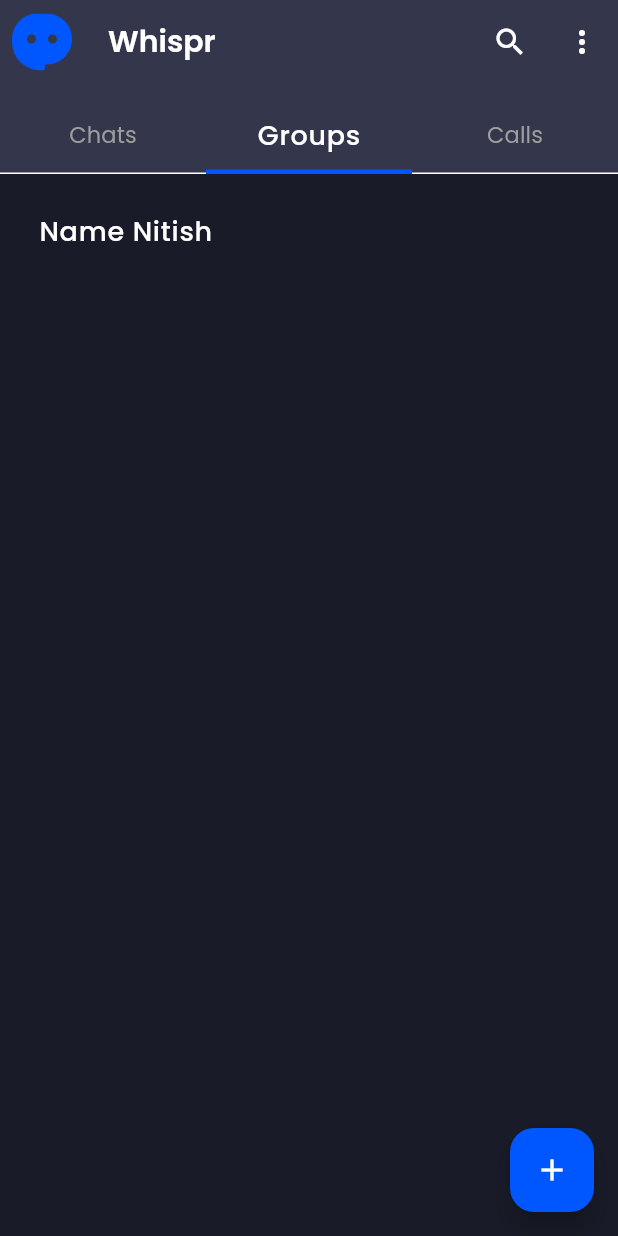
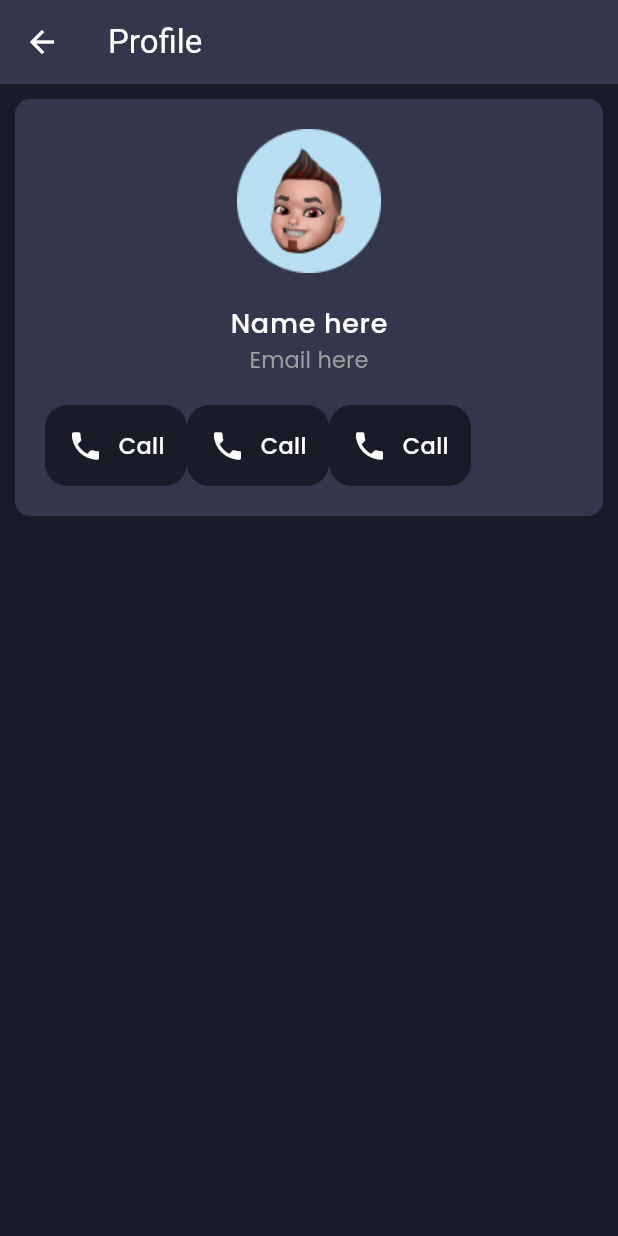
Before and after one commit to Annuuurag/whispr, a Flutter app: the screen it shows after launch, tab 2 chosen, after a tap on the "more vert" icon, on a phone screen of 412 x 824 dp. Run offline on Flutter 3.47's test engine with Material 3 defaults, Android fonts, the phone set to English and light mode, and no system bars; our stand-ins replace firebase_auth, firebase_core, flutter_svg, get, slide_to_act; accounts and stored records are empty.

Commit message:
implemented auth and added profile page

```diff
--- a/lib/Config/PagePath.dart
+++ b/lib/Config/PagePath.dart
@@ -2,6 +2,7 @@ import 'package:get/get.dart';
 import 'package:whispr/Pages/Auth/AuthPage.dart';
 import 'package:whispr/Pages/ChatPage/ChatPage.dart';
 import 'package:whispr/Pages/HomePage/HomePage.dart';
+import 'package:whispr/Pages/Profile/ProfilePage.dart';
 
 var pagePath = [
   GetPage(
@@ -21,4 +22,10 @@ var pagePath = [
     page: () => ChatPage(),
     transition: Transition.rightToLeft,
   ),
+
+  GetPage(
+    name: "/profilePage",
+    page: () => Profilepage(),
+    transition: Transition.rightToLeft,
+  ),
 ];
--- /dev/null
+++ b/lib/Controller/SplaceController.dart
@@ -0,0 +1,25 @@
+import 'package:firebase_auth/firebase_auth.dart';
+import 'package:get/get.dart';
+import 'package:get/get_connect/http/src/utils/utils.dart';
+
+class Splacecontroller extends GetxController {
+  final auth = FirebaseAuth.instance;
+
+
+  void onInit() async {
+    super.onInit();
+    await splaceHandle();
+  }
+
+
+  Future<void> splaceHandle() async {
+    Future.delayed(Duration(seconds: 3), () {
+      Get.offAllNamed("/homePage");
+    });
+    if (auth.currentUser == null) {
+      Get.offAllNamed("/authPage");
+    }/*else{
+      Get.offAllNamed("/homePage");
+    }*/ //theres an exception so i comment it
+  }
+}
--- a/lib/Pages/Auth/Widgets/AuthPageBody.dart
+++ b/lib/Pages/Auth/Widgets/AuthPageBody.dart
@@ -8,7 +8,7 @@ class Authpagebody extends StatelessWidget {
 
   @override
   Widget build(BuildContext context) {
-    RxBool isLogin = false.obs;
+    RxBool isLogin = true.obs;
     return Container(
       padding: EdgeInsets.all(20),
       //height: 400,
--- a/lib/Pages/Auth/Widgets/LoginForm.dart
+++ b/lib/Pages/Auth/Widgets/LoginForm.dart
@@ -1,5 +1,6 @@
 import 'package:flutter/material.dart';
 import 'package:get/get.dart';
+import 'package:whispr/Controller/AuthController.dart';
 import 'package:whispr/Pages/Welcome/Widgets/PrimaryButton.dart';
 
 class Loginform extends StatelessWidget {
@@ -7,36 +8,47 @@ class Loginform extends StatelessWidget {
 
   @override
   Widget build(BuildContext context) {
+    TextEditingController email = TextEditingController();
+    TextEditingController password = TextEditingController();
+    Authcontroller authcontroller = Get.put(Authcontroller());
+
     return Column(
       children: [
-        SizedBox(height: 50),
+        const SizedBox(height: 50),
         TextField(
-          decoration: InputDecoration(
+          controller: email,
+          decoration: const InputDecoration(
             hintText: "Email",
             prefixIcon: Icon(Icons.alternate_email_rounded),
           ),
         ),
 
-        SizedBox(height: 30),
+        const SizedBox(height: 30),
         TextField(
-          decoration: InputDecoration(
+          controller: password,
+          decoration: const InputDecoration(
             hintText: "Password",
             prefixIcon: Icon(Icons.password_outlined),
           ),
         ),
 
-        SizedBox(height: 60),
-        Row(
+        const SizedBox(height: 60),
+        Obx(() =>
+        authcontroller.isLoading.value ? const CircularProgressIndicator()
+        : Row(
               mainAxisAlignment: MainAxisAlignment.center,
               children: [
                 Primarybutton(
-              ontap: (){
-                Get.offAllNamed("/homePage");
+                  ontap: () {
+                    authcontroller.login(email.text, password.text);
+                    //Get.offAllNamed("/homePage");
                   },
                   btnName: "LOGIN",
-              icon: Icons.lock_open_outlined),
+                  icon: Icons.lock_open_outlined,
+                ),
               ],
             ),
+        )
       ],
     );
   }
--- a/lib/Pages/HomePage/HomePage.dart
+++ b/lib/Pages/HomePage/HomePage.dart
@@ -1,5 +1,6 @@
 import 'package:flutter/material.dart';
 import 'package:flutter_svg/flutter_svg.dart';
+import 'package:get/route_manager.dart';
 import 'package:whispr/Config/Images.dart';
 import 'package:whispr/Config/Strings.dart';
 import 'package:whispr/Pages/HomePage/Widget/ChatList.dart';
@@ -37,7 +38,9 @@ class _HomePageState extends State<HomePage> with TickerProviderStateMixin{
             ),
           ),
           IconButton(
-            onPressed: (){},
+            onPressed: (){
+              Get.toNamed("/profilePage");
+            },
             icon: Icon(
               Icons.more_vert,
             ),
--- /dev/null
+++ b/lib/Pages/Profile/ProfilePage.dart
@@ -0,0 +1,110 @@
+import 'dart:math';
+
+import 'package:flutter/material.dart';
+import 'package:whispr/Config/Images.dart';
+
+class Profilepage extends StatelessWidget {
+  const Profilepage({super.key});
+
+  @override
+  Widget build(BuildContext context) {
+    return Scaffold(
+      appBar: AppBar(title: Text("Profile")),
+      body: Padding(
+        padding: const EdgeInsets.all(10),
+        child: Column(
+          children: [
+            Container(
+              padding: EdgeInsets.all(20),
+              //height: 100,
+              decoration: BoxDecoration(
+                borderRadius: BorderRadius.circular(10),
+                color: Theme.of(context).colorScheme.primaryContainer,
+              ),
+              child: Row(
+                children: [
+                  Expanded(
+                    child: Column(
+                      children: [
+                        Row(
+                          mainAxisAlignment: MainAxisAlignment.center,
+                          children: [Image.asset(AssetsImage.boyPic)],
+                        ),
+                        SizedBox(height: 20),
+                        Row(
+                          mainAxisAlignment: MainAxisAlignment.center,
+                          children: [
+                            Text(
+                              "Name here",
+                              style: Theme.of(context).textTheme.bodyLarge,
+                            ),
+                          ],
+                        ),
+                        Row(
+                          mainAxisAlignment: MainAxisAlignment.center,
+                          children: [
+                            Text(
+                              "Email here",
+                              style: Theme.of(context).textTheme.labelLarge,
+                            ),
+                          ],
+                        ),
+                        SizedBox(height: 20),
+                        Row(
+                          children: [
+                            Container(
+                              padding: EdgeInsets.all(15),
+                              decoration: BoxDecoration(
+                                borderRadius: BorderRadius.circular(15),
+                                color: Theme.of(context).colorScheme.surface,
+                              ),
+                              child: Row(
+                                children: [
+                                  Icon(Icons.phone),
+                                  SizedBox(width: 10),
+                                  Text("Call"),
+                                ],
+                              ),
+                            ),
+                            Container(
+                              padding: EdgeInsets.all(15),
+                              decoration: BoxDecoration(
+                                borderRadius: BorderRadius.circular(15),
+                                color: Theme.of(context).colorScheme.surface,
+                              ),
+                              child: Row(
+                                children: [
+                                  Icon(Icons.phone),
+                                  SizedBox(width: 10),
+                                  Text("Call"),
+                                ],
+                              ),
+                            ),
+                            Container(
+                              padding: EdgeInsets.all(15),
+                              decoration: BoxDecoration(
+                                borderRadius: BorderRadius.circular(15),
+                                color: Theme.of(context).colorScheme.surface,
+                              ),
+                              child: Row(
+                                children: [
+                                  Icon(Icons.phone),
+                                  SizedBox(width: 10),
+                                  Text("Call"),
+                                ],
+                              ),
+                            ),
+                          ],
+                        ),
+                      ],
+                    ),
+                  ),
+                ],
+              ),
+            ),
+          ],
+        ),
+      ),
+    );
+  }
+}
--- a/lib/Pages/SplacePage/SplacePage.dart
+++ b/lib/Pages/SplacePage/SplacePage.dart
@@ -1,20 +1,19 @@
 import 'package:flutter/material.dart';
+import 'package:flutter_svg/svg.dart';
+import 'package:get/get.dart';
+import 'package:whispr/Config/Images.dart';
+import 'package:whispr/Controller/SplaceController.dart';
 
 class Splacepage extends StatelessWidget {
   const Splacepage({super.key});
 
   @override
   Widget build(BuildContext context) {
+    Splacecontroller splacecontroller = Get.put(Splacecontroller());
     return Scaffold(
-      appBar: AppBar(
-        title: Text(
-            "Splace Page",
-          style: Theme.of(context).textTheme.headlineSmall,
-        ),
-      ),
-      body: Column(
-        children: [],
-        ),
+      body: Center(
+        child: SvgPicture.asset(AssetsImage.appIconSVG,),
+      )
     );
   }
 }
--- a/lib/main.dart
+++ b/lib/main.dart
@@ -1,10 +1,18 @@
+import 'package:firebase_core/firebase_core.dart';
 import 'package:flutter/material.dart';
 import 'package:get/get_navigation/src/root/get_material_app.dart';
 import 'package:whispr/Config/PagePath.dart';
 import 'package:whispr/Config/Themes.dart';
+import 'package:whispr/Pages/Auth/AuthPage.dart';
 import 'package:whispr/Pages/HomePage/HomePage.dart';
+import 'package:whispr/Pages/SplacePage/SplacePage.dart';
+import 'package:whispr/firebase_options.dart';
 
-void main() {
+void main() async {
+  WidgetsFlutterBinding.ensureInitialized();
+
+  await Firebase.initializeApp(options: DefaultFirebaseOptions.currentPlatform);
+
   runApp(const MyApp());
 }
 
@@ -19,7 +27,7 @@ class MyApp extends StatelessWidget {
       getPages: pagePath,
       darkTheme: darkTheme,
       themeMode: ThemeMode.dark,
-      home: HomePage(),
+      home: Splacepage(),
     );
   }
 }
--- a/pubspec.yaml
+++ b/pubspec.yaml
@@ -37,6 +37,8 @@ dependencies:
   flutter_svg: ^2.1.0 #for svg
   slide_to_act: ^2.0.2 #for welcome page slide button
   get: ^4.7.2 #for state management and routing
+  firebase_core: ^3.13.0 #for firebase
+  firebase_auth: ^5.5.3 #for firebase auth
 
 dev_dependencies:
   flutter_test:
```
Also changed, not shown: lib/Controller/AuthController.dart (added, +45 -0 lines), lib/Pages/Auth/Widgets/SignupForm.dart (+24 -9 lines), firebase.json (added), lib/firebase_options.dart (added), pubspec.lock, 6 other files. Lines whose indentation alone changed are shown as unchanged.
